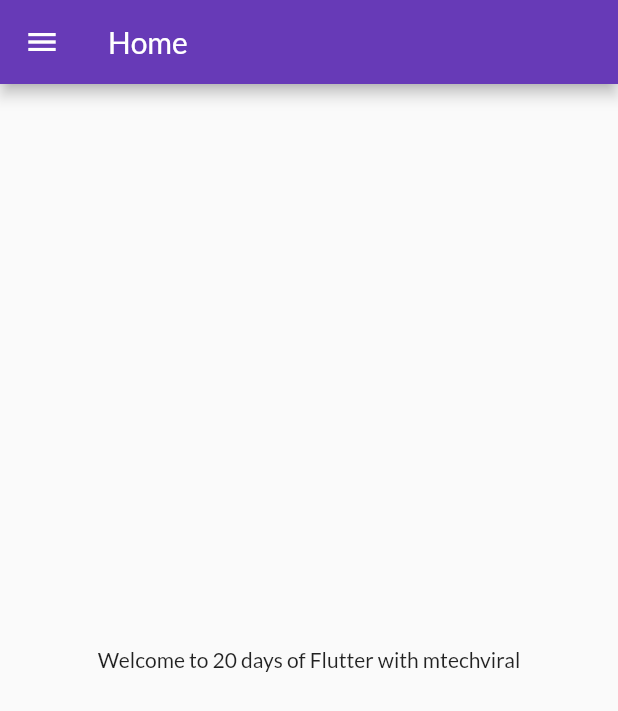
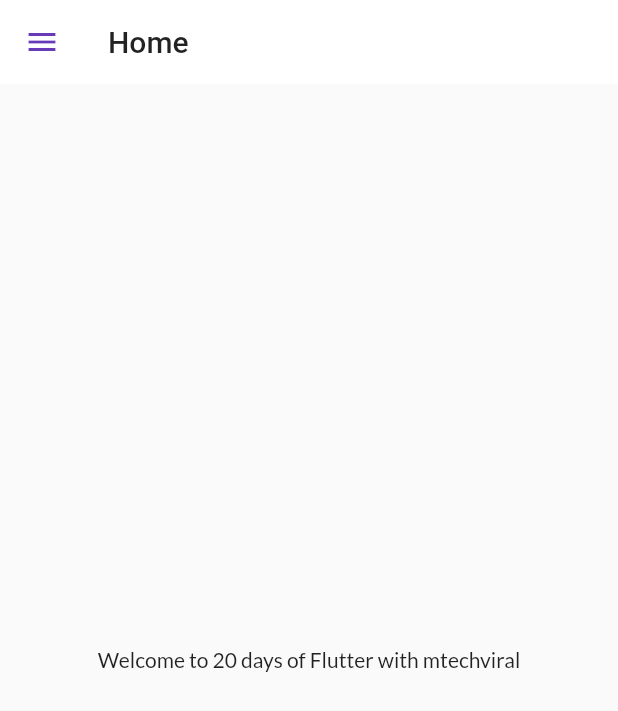
Before and after one commit to hasanuzzaman-dev/flutter-application_1, a Flutter app: the screen it shows after launch, on a phone screen of 412 x 824 dp. Shown: the top 711 px of the screen. Run offline on Flutter 3.47's test engine with Material 2 defaults, Android fonts, the phone set to English and light mode, and no system bars; our stand-ins replace google_fonts.

Commit message:
theme extracted

```diff
--- a/lib/main.dart
+++ b/lib/main.dart
@@ -2,6 +2,7 @@ import 'package:flutter/material.dart';
 import 'package:flutter_application_1/pages/home_page.dart';
 import 'package:flutter_application_1/pages/login_page.dart';
 import 'package:flutter_application_1/utils/routes.dart';
+import 'package:flutter_application_1/widgets/themes.dart';
 import 'package:google_fonts/google_fonts.dart';
 
 void main() {
@@ -17,16 +18,14 @@ class MyApp extends StatelessWidget {
     return MaterialApp(
       //home: HomePage(),
       themeMode: ThemeMode.light,
-      theme: ThemeData(
-          primarySwatch: Colors.deepPurple,
-          fontFamily: GoogleFonts.lato().fontFamily),
+      theme: MyTheme.lightTheme(context),
       darkTheme: ThemeData(brightness: Brightness.light),
       debugShowCheckedModeBanner: false,
       initialRoute: MyRoutes.homeRoute,
       routes: {
         "/": (context) => LoginPage(),
         MyRoutes.loginRoute: (context) => LoginPage(),
-        MyRoutes.homeRoute: (context) => HomePage()
+        MyRoutes.homeRoute: (context) => HomePage(),
       },
     );
   }
--- a/lib/pages/home_page.dart
+++ b/lib/pages/home_page.dart
@@ -10,6 +10,7 @@ class HomePage extends StatelessWidget {
     return Scaffold(
         appBar: AppBar(
           title: Text("Home"),
+
         ),
         drawer: MyDrawer(),
         body: Center(
--- /dev/null
+++ b/lib/widgets/themes.dart
@@ -0,0 +1,17 @@
+import 'package:flutter/material.dart';
+import 'package:google_fonts/google_fonts.dart';
+
+class MyTheme {
+  static ThemeData lightTheme(BuildContext context) => ThemeData(
+        primarySwatch: Colors.deepPurple,
+        fontFamily: GoogleFonts.lato().fontFamily,
+        appBarTheme: AppBarTheme(
+            color: Colors.white,
+            elevation: 0.0,
+            iconTheme: IconThemeData(color: Colors.deepPurple),
+            textTheme: Theme.of(context).textTheme),
+      );
+
+  static ThemeData darkTheme(BuildContext context) =>
+      ThemeData(brightness: Brightness.dark);
+}
```
